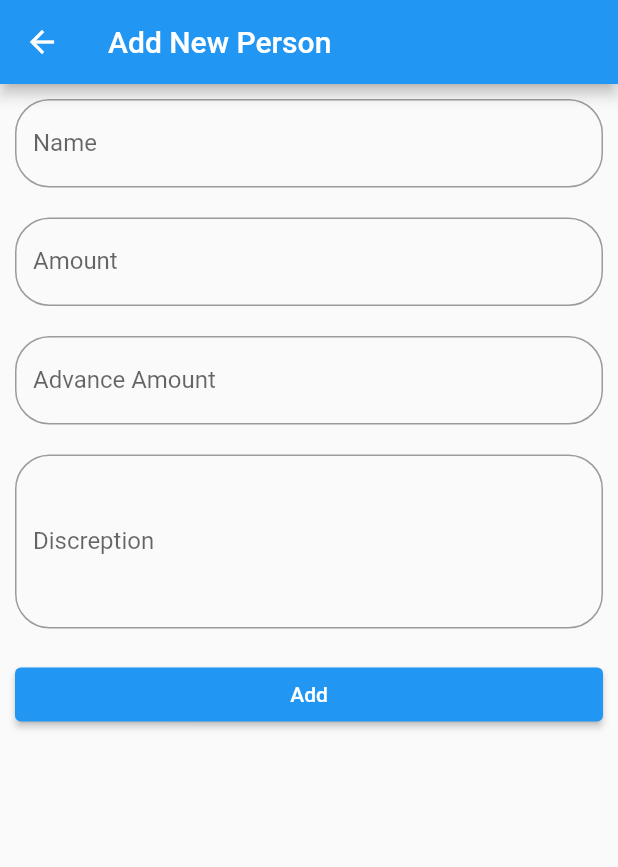
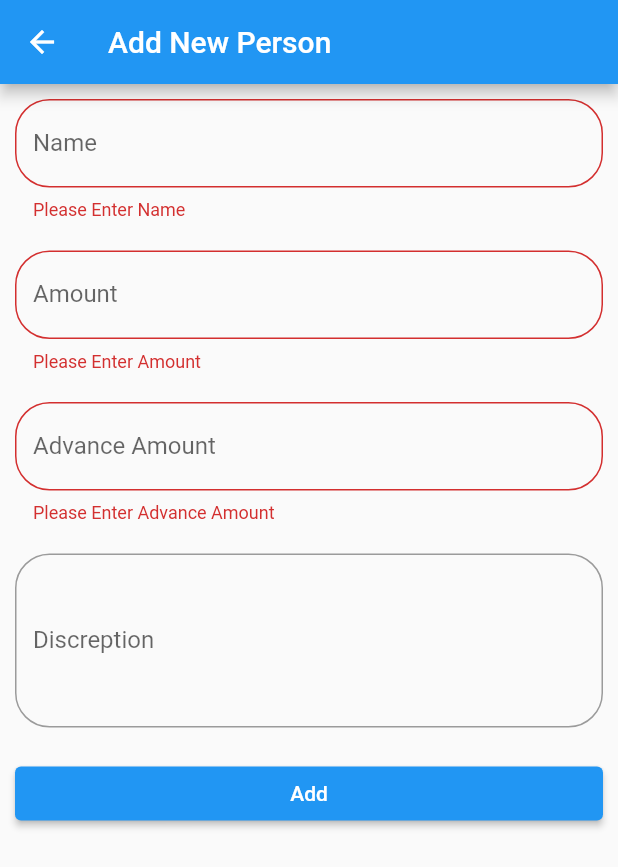
Before and after one commit to anivkuttan/BALANCE, a Flutter app: the screen it shows after launch, after a tap on the "add" icon, on a phone screen of 412 x 824 dp. Shown: the top 867 px of the screen. Run offline on Flutter 3.47's test engine with Material 2 defaults, Android fonts, the phone set to English and light mode, and no system bars; our stand-ins replace get, hive_flutter; accounts and stored records are empty.

Commit message:
updated app commit

```diff
--- a/lib/Model/person.dart
+++ /dev/null
@@ -1,13 +0,0 @@
-class Person {
-  String name;
-  int balance;
-  int initialAmount;
-  String discreption;
-
-  Person({
-    required this.name,
-    this.balance = 0,
-    this.initialAmount = 0,
-    this.discreption = '',
-  });
-}
--- /dev/null
+++ b/lib/Model/person_model.dart
@@ -0,0 +1,21 @@
+import 'package:hive_flutter/hive_flutter.dart';
+part 'person_model.g.dart';
+
+@HiveType(typeId: 0)
+class Person extends HiveObject {
+  @HiveField(0)
+  String name;
+  @HiveField(1)
+  int balance;
+  @HiveField(2)
+  int initialAmount;
+  @HiveField(3)
+  String discreption;
+
+  Person({
+    required this.name,
+    this.balance = 0,
+    this.initialAmount = 0,
+    this.discreption = '',
+  });
+}
--- a/lib/View/add_page.dart
+++ b/lib/View/add_page.dart
@@ -1,10 +1,13 @@
 import 'package:balance/Controller/get_controller.dart';
-import 'package:balance/Model/person.dart';
+import 'package:balance/Model/person_model.dart';
 import 'package:flutter/material.dart';
 import 'package:get/get.dart';
 
 class AddPage extends StatefulWidget {
-  const AddPage({Key? key}) : super(key: key);
+  final int? editedIndex;
+  final Person? editedPerson;
+
+  const AddPage({Key? key, this.editedIndex, this.editedPerson}) : super(key: key);
 
   @override
   State<AddPage> createState() => _AddPageState();
@@ -21,15 +24,28 @@ class _AddPageState extends State<AddPage> {
     ),
   );
   @override
+  void initState() {
+    if (widget.editedIndex != null) {
+      Person person = widget.editedPerson ?? Person(name: 'Name', balance: 0, initialAmount: 0);
+      personController.nameController.text = person.name;
+      personController.balanceController.text = person.balance.toString();
+      personController.initialAmountController.text = person.initialAmount.toString();
+      personController.discreptionController.text = person.discreption;
+    }
+
+    super.initState();
+  }
+
+  @override
   Widget build(BuildContext context) {
     return Scaffold(
       appBar: AppBar(
-          title: const Text('Add New Person'),
+        title: widget.editedIndex == null ? const Text('Add New Person') : const Text('Edit Person'),
       ),
       body: SingleChildScrollView(
         padding: const EdgeInsets.symmetric(horizontal: 10.0, vertical: 10.0),
         child: Form(
-            autovalidateMode: AutovalidateMode.onUserInteraction,
+          autovalidateMode: AutovalidateMode.always,
           key: formKey,
           child: Column(
             children: [
@@ -85,7 +101,6 @@ class _AddPageState extends State<AddPage> {
                   label: const Text("Discreption"),
                 ),
                 maxLines: 4,
-
               ),
               const SizedBox(height: 20),
               SizedBox(
@@ -96,16 +111,20 @@ class _AddPageState extends State<AddPage> {
                     var validate = formKey.currentState!.validate();
                     if (validate) {
                       int balance = int.parse(personController.balanceController.text);
-                        int advanceAmount =  int.parse(
+                      int advanceAmount = int.parse(
                         personController.initialAmountController.text,
                       );
                       Person newPerson = Person(
                         name: personController.nameController.text,
                         balance: balance,
-                          initialAmount:advanceAmount,
+                        initialAmount: advanceAmount,
                         discreption: personController.discreptionController.text,
                       );
-                        personController.personList.add(newPerson);
+                      if (widget.editedIndex == null) {
+                        personController.addPersonBox(person: newPerson);
+                      } else {
+                        personController.updatePersonBox(index: widget.editedIndex!, person: newPerson);
+                      }
                       clearControllers();
                       Navigator.pop(context);
                     }
@@ -115,7 +134,8 @@ class _AddPageState extends State<AddPage> {
             ],
           ),
         ),
-        ),);
+      ),
+    );
   }
 
   void clearControllers() {
@@ -124,4 +144,7 @@ class _AddPageState extends State<AddPage> {
     personController.initialAmountController.clear();
     personController.discreptionController.clear();
   }
+
+  addButtonPressed() {}
+  editButtonPressed() {}
 }
--- a/lib/View/home_page.dart
+++ b/lib/View/home_page.dart
@@ -1,7 +1,6 @@
 import 'package:balance/Controller/get_controller.dart';
-import 'package:balance/Model/person.dart';
+import 'package:balance/Model/person_model.dart';
 import 'package:balance/View/add_page.dart';
-import 'package:balance/View/update_page.dart';
 import 'package:flutter/material.dart';
 import 'package:get/get.dart';
 
@@ -46,13 +45,13 @@ class _HomePageState extends State<HomePage> {
                     children: [
                       const Text("Total Initial Amount "),
                       FloatingActionButton(
+                        child: const Icon(Icons.add, color: Colors.black),
                         onPressed: () {
                           Route route = MaterialPageRoute(builder: (context) {
                             return const AddPage();
                           });
                           Navigator.of(context).push(route);
                         },
-                        child: const Icon(Icons.add, color: Colors.black),
                       )
                     ],
                   )
@@ -60,22 +59,22 @@ class _HomePageState extends State<HomePage> {
               )),
           const SizedBox(height: 20),
           Expanded(
-            child: Obx(() {
+            child: GetBuilder<PersonController>(builder: ((controller) {
               return ListView.separated(
-                itemCount: personController.personList.length,
+                itemCount: controller.personBox.length,
                 padding: const EdgeInsets.symmetric(
                   horizontal: 4.0,
                 ),
                 physics: const BouncingScrollPhysics(),
                 itemBuilder: (context, index) {
-                  Person person = personController.personList[index];
+                  Person? person = controller.personBox.getAt(index);
                   return Card(
                     child: ExpansionTile(
                       textColor: Colors.black,
                       tilePadding: const EdgeInsets.symmetric(vertical: 4.0, horizontal: 8.0),
                       title: Row(
                         children: [
-                          Text(person.name),
+                          Text(person!.name),
                           const Spacer(),
                           Container(
                             height: 50,
@@ -95,7 +94,7 @@ class _HomePageState extends State<HomePage> {
                       ),
                       children: [
                         Container(
-                          color: Colors.green,
+                          color: const Color.fromARGB(255, 200, 205, 200),
                           alignment: Alignment.center,
                           height: 260,
                           child: Column(
@@ -105,22 +104,27 @@ class _HomePageState extends State<HomePage> {
                               Row(
                                 mainAxisAlignment: MainAxisAlignment.spaceBetween,
                                 children: [
-                                  IconButton(
+                                  TextButton.icon(
+                                    icon: const Icon(Icons.delete, color: Colors.red),
+                                    label: const Text(
+                                      'Delete',
+                                      style: TextStyle(color: Colors.red),
+                                    ),
                                     onPressed: () {
-                                      personController.personList.removeAt(index);
+                                      controller.deletePersonBox(index: index);
                                     },
-                                    icon: const Icon(Icons.delete, color: Colors.red),
                                   ),
-                                  IconButton(
+                                  TextButton.icon(
                                     onPressed: () {
                                       Route route = MaterialPageRoute(builder: (context) {
-                                        return UpdatePage(
-                                          index: index,
+                                        return AddPage(
+                                          editedIndex: index,
                                         );
                                       });
                                       Navigator.of(context).push(route);
                                     },
                                     icon: const Icon(Icons.edit),
+                                    label: const Text('Edit'),
                                   ),
                                 ],
                               )
@@ -135,7 +139,7 @@ class _HomePageState extends State<HomePage> {
                   return const Divider();
                 },
               );
-            }),
+            })),
           )
         ],
       ),
--- a/lib/View/update_page.dart
+++ b/lib/View/update_page.dart
@@ -1,5 +1,5 @@
 import 'package:balance/Controller/get_controller.dart';
-import 'package:balance/Model/person.dart';
+import 'package:balance/Model/person_model.dart';
 import 'package:flutter/material.dart';
 import 'package:get/get.dart';
 
--- a/lib/main.dart
+++ b/lib/main.dart
@@ -1,8 +1,19 @@
+import 'package:balance/Controller/data_base_helper.dart';
+import 'package:balance/Model/person_model.dart';
 import 'package:flutter/material.dart';
-
+import 'package:hive_flutter/hive_flutter.dart';
 import 'View/home_page.dart';
 
-void main() => runApp(const MyApp());
+Future<void> main() async {
+  WidgetsFlutterBinding.ensureInitialized();
+  await Hive.initFlutter();
+  // checking adapter is registerd or not if its not registerd yhen register
+  if (!Hive.isAdapterRegistered(PersonAdapter().typeId)) {
+    Hive.registerAdapter(PersonAdapter());
+  }
+  await DataBaseHelper.openBox();
+  runApp(const MyApp());
+}
 
 class MyApp extends StatelessWidget {
   const MyApp({Key? key}) : super(key: key);
```
Also changed, not shown: lib/Controller/data_base_helper.dart (added, +17 -0 lines), lib/Controller/get_controller.dart (+22 -1 lines), lib/Model/person_model.g.dart (added). Lines whose indentation alone changed are shown as unchanged.
